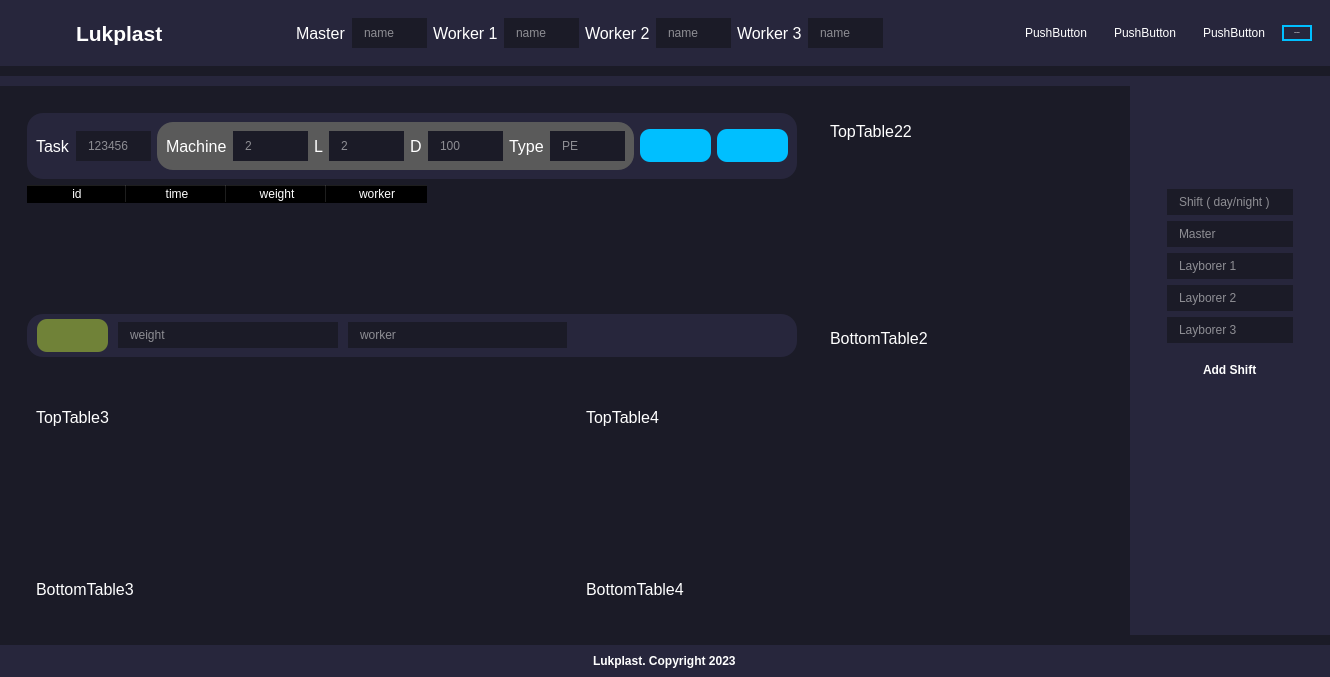
First picture: the form in interface.ui, repository KofanovE/GuiLukplast, before the edit.
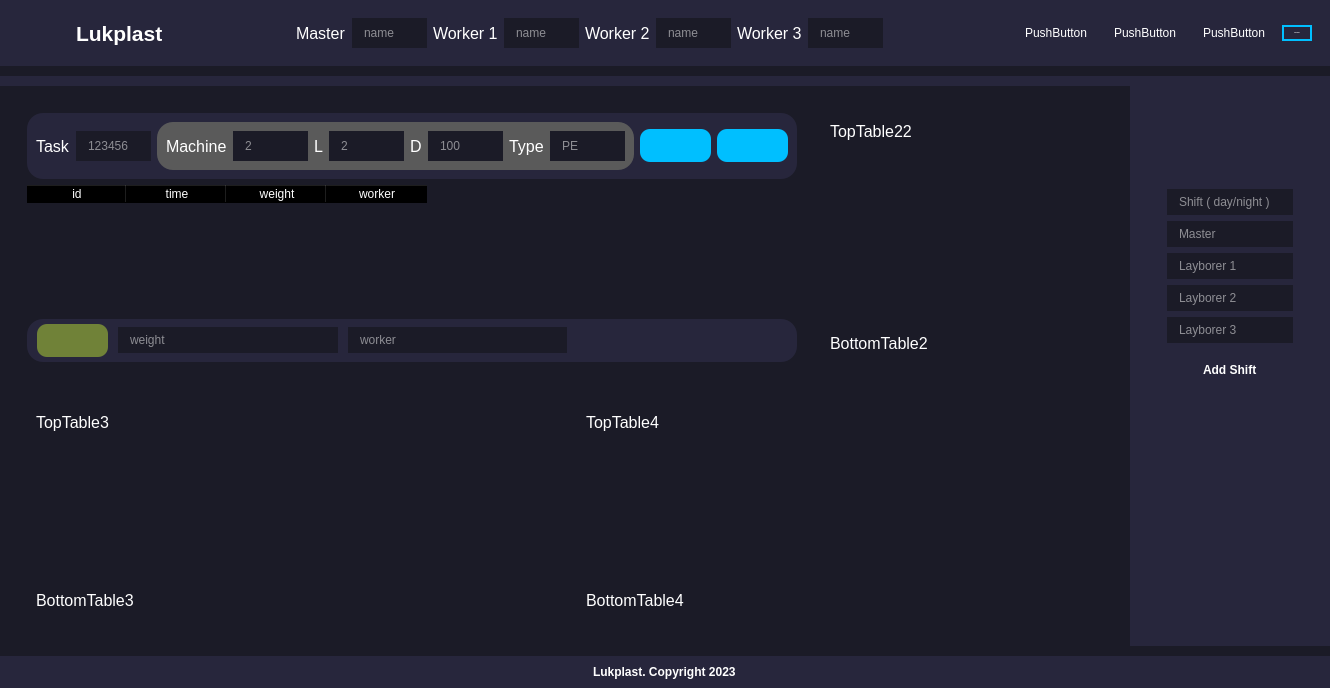
Second picture: the form after the edit. Icons and pictures are not drawn. Custom widgets are drawn as their Qt base class.

Commit message: dev_0_27_refactor:work version with Shift table

The edit to the form file:
```diff
--- a/interface.ui
+++ b/interface.ui
@@ -7,7 +7,7 @@
     <x>0</x>
     <y>0</y>
     <width>1330</width>
-    <height>670</height>
+    <height>688</height>
    </rect>
   </property>
   <property name="windowTitle">
```
Left out of the diff: 2 changed lines with no effect on the pictures. The commit also changes 2 other files.
